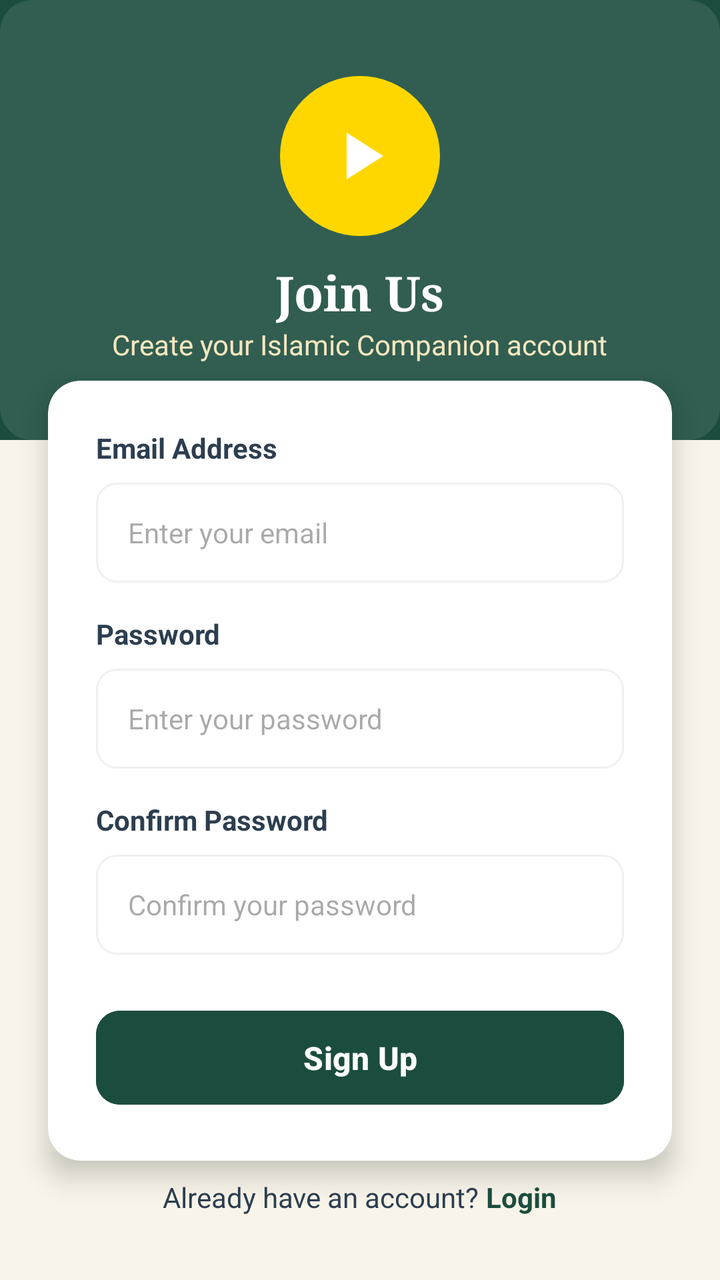
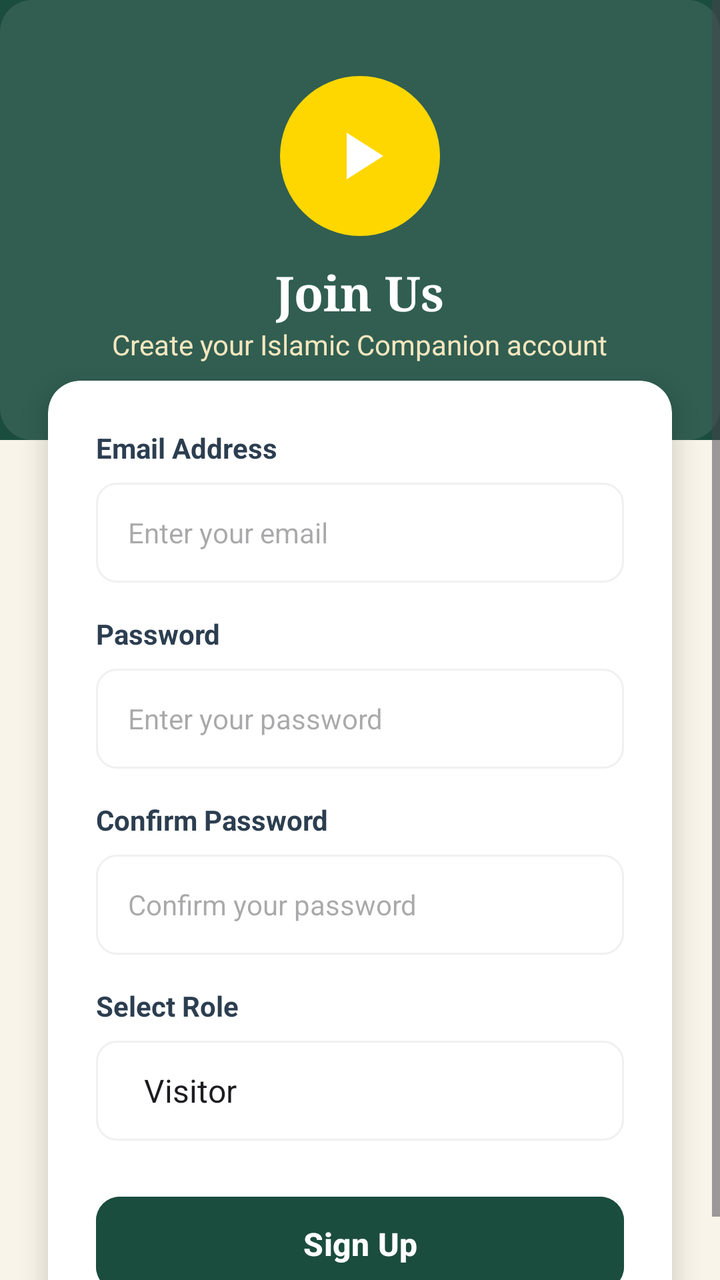

An Android layout rendered at two revisions. The XML below is the earlier revision; the diff shows what the commit changed to produce the second picture.
<!-- AndroidManifest.xml: application theme Theme.Islamic_app -->
<!-- res/layout/activity_register.xml -->
<?xml version="1.0" encoding="utf-8"?>
<ScrollView xmlns:android="http://schemas.android.com/apk/res/android"
    xmlns:app="http://schemas.android.com/apk/res-auto"
    android:layout_width="match_parent"
    android:layout_height="match_parent"
    android:background="@color/background_light"
    android:fillViewport="true">

    <RelativeLayout
        android:layout_width="match_parent"
        android:layout_height="wrap_content">

        
        <FrameLayout
            android:id="@+id/header_layout_register"
            android:layout_width="match_parent"
            android:layout_height="220dp"
            android:background="@color/dark_green">

            <ImageView
                android:layout_width="match_parent"
                android:layout_height="match_parent"
                android:alpha="0.1"
                android:scaleType="centerCrop"
                android:src="@drawable/ayah_background_pattern" />

            <LinearLayout
                android:layout_width="wrap_content"
                android:layout_height="wrap_content"
                android:layout_gravity="center"
                android:gravity="center"
                android:orientation="vertical">

                <FrameLayout
                    android:layout_width="80dp"
                    android:layout_height="80dp">

                    <View
                        android:layout_width="match_parent"
                        android:layout_height="match_parent"
                        android:background="@drawable/circle_background_gold" />

                    <ImageView
                        android:layout_width="40dp"
                        android:layout_height="40dp"
                        android:layout_gravity="center"
                        android:src="@drawable/ic_play"
                        app:tint="@color/white" />
                </FrameLayout>

                <TextView
                    android:layout_width="wrap_content"
                    android:layout_height="wrap_content"
                    android:layout_marginTop="12dp"
                    android:fontFamily="serif"
                    android:text="Join Us"
                    android:textColor="@color/white"
                    android:textSize="24sp"
                    android:textStyle="bold" />

                <TextView
                    android:layout_width="wrap_content"
                    android:layout_height="wrap_content"
                    android:text="Create your Islamic Companion account"
                    android:textColor="@color/gold_light"
                    android:textSize="14sp" />
            </LinearLayout>
        </FrameLayout>

        
        <androidx.cardview.widget.CardView
            android:layout_width="match_parent"
            android:layout_height="wrap_content"
            android:layout_below="@id/header_layout_register"
            android:layout_marginHorizontal="24dp"
            android:layout_marginTop="-30dp"
            app:cardCornerRadius="16dp"
            app:cardElevation="8dp">

            <LinearLayout
                android:layout_width="match_parent"
                android:layout_height="wrap_content"
                android:orientation="vertical"
                android:padding="24dp">

                <TextView
                    android:layout_width="wrap_content"
                    android:layout_height="wrap_content"
                    android:text="Email Address"
                    android:textColor="@color/dark_text"
                    android:textSize="14sp"
                    android:textStyle="bold" />

                <EditText
                    android:id="@+id/email_register"
                    android:layout_width="match_parent"
                    android:layout_height="50dp"
                    android:layout_marginTop="8dp"
                    android:background="@drawable/edittext_background"
                    android:hint="Enter your email"
                    android:inputType="textEmailAddress"
                    android:paddingHorizontal="16dp"
                    android:textColor="@color/dark_text"
                    android:textSize="14sp" />

                <TextView
                    android:layout_width="wrap_content"
                    android:layout_height="wrap_content"
                    android:layout_marginTop="16dp"
                    android:text="Password"
                    android:textColor="@color/dark_text"
                    android:textSize="14sp"
                    android:textStyle="bold" />

                <EditText
                    android:id="@+id/password_register"
                    android:layout_width="match_parent"
                    android:layout_height="50dp"
                    android:layout_marginTop="8dp"
                    android:background="@drawable/edittext_background"
                    android:hint="Enter your password"
                    android:inputType="textPassword"
                    android:paddingHorizontal="16dp"
                    android:textColor="@color/dark_text"
                    android:textSize="14sp" />

                <TextView
                    android:layout_width="wrap_content"
                    android:layout_height="wrap_content"
                    android:layout_marginTop="16dp"
                    android:text="Confirm Password"
                    android:textColor="@color/dark_text"
                    android:textSize="14sp"
                    android:textStyle="bold" />

                <EditText
                    android:id="@+id/confirm_password_register"
                    android:layout_width="match_parent"
                    android:layout_height="50dp"
                    android:layout_marginTop="8dp"
                    android:background="@drawable/edittext_background"
                    android:hint="Confirm your password"
                    android:inputType="textPassword"
                    android:paddingHorizontal="16dp"
                    android:textColor="@color/dark_text"
                    android:textSize="14sp" />

                <Button
                    android:id="@+id/btn_register"
                    android:layout_width="match_parent"
                    android:layout_height="55dp"
                    android:layout_marginTop="24dp"
                    android:backgroundTint="@color/dark_green"
                    android:text="Sign Up"
                    android:textAllCaps="false"
                    android:textColor="@color/white"
                    android:textSize="16sp"
                    android:textStyle="bold"
                    app:cornerRadius="12dp" />

                <ProgressBar
                    android:id="@+id/progressBar_register"
                    style="?android:attr/progressBarStyleSmall"
                    android:layout_width="wrap_content"
                    android:layout_height="wrap_content"
                    android:layout_gravity="center"
                    android:layout_marginTop="16dp"
                    android:visibility="gone" />

            </LinearLayout>
        </androidx.cardview.widget.CardView>

        <LinearLayout
            android:layout_width="wrap_content"
            android:layout_height="wrap_content"
            android:layout_alignParentBottom="true"
            android:layout_centerHorizontal="true"
            android:layout_marginBottom="32dp"
            android:orientation="horizontal">

            <TextView
                android:layout_width="wrap_content"
                android:layout_height="wrap_content"
                android:text="Already have an account? "
                android:textColor="@color/dark_text" />

            <TextView
                android:id="@+id/text_login_now"
                android:layout_width="wrap_content"
                android:layout_height="wrap_content"
                android:text="Login"
                android:textColor="@color/dark_green"
                android:textStyle="bold" />
        </LinearLayout>

    </RelativeLayout>
</ScrollView>
<!-- resources referenced by this layout -->
<resources>
  <color name="background_light">#F8F4E9</color>
  <color name="dark_green">#1B4D3E</color>
  <color name="dark_text">#2C3E50</color>
  <color name="gold_light">#F5E6BE</color>
  <color name="white">#FFFFFFFF</color>
  <!-- drawable ayah_background_pattern (drawable) -->
  <?xml version="1.0" encoding="utf-8"?>
  <shape xmlns:android="http://schemas.android.com/apk/res/android">
      <solid android:color="#FFFFFF" />
      <corners android:radius="16dp" />
      <padding
          android:left="16dp"
          android:top="16dp"
          android:right="16dp"
          android:bottom="16dp" />
  </shape>
  <!-- drawable circle_background_gold (drawable) -->
  <?xml version="1.0" encoding="utf-8"?>
  <shape xmlns:android="http://schemas.android.com/apk/res/android"
      android:shape="oval">
      <solid android:color="@color/gold" />
  </shape>
  <!-- drawable edittext_background (drawable) -->
  <?xml version="1.0" encoding="utf-8"?>
  <shape xmlns:android="http://schemas.android.com/apk/res/android">
      <solid android:color="@color/white" />
      <stroke
          android:width="1dp"
          android:color="@color/gray_light" />
      <corners android:radius="10dp" />
  </shape>
  <!-- drawable ic_play (drawable) -->
  <?xml version="1.0" encoding="utf-8"?>
  <vector xmlns:android="http://schemas.android.com/apk/res/android"
      android:width="24dp"
      android:height="24dp"
      android:viewportWidth="24"
      android:viewportHeight="24">
  
      <path
          android:fillColor="#1B4D3E"
          android:pathData="M8,5v14l11,-7z"/>
  
  </vector>
  <style name="Theme.Islamic_app" parent="Base.Theme.Islamic_app" />
  <color name="gold">#FFD700</color>
  <color name="gray_light">#F0F0F0</color>
  <style name="Base.Theme.Islamic_app" parent="Theme.Material3.DayNight.NoActionBar">
          
          <item name="colorPrimary">@color/dark_green</item>
          <item name="colorSecondary">@color/gold</item>
          <item name="android:statusBarColor">@color/dark_green</item>
      </style>
</resources>

<!-- the commit's change to res/layout/activity_register.xml (unified diff, before → after) -->
@@ -145,6 +145,24 @@
                     android:textColor="@color/dark_text"
                     android:textSize="14sp" />
 
+                <TextView
+                    android:layout_width="wrap_content"
+                    android:layout_height="wrap_content"
+                    android:layout_marginTop="16dp"
+                    android:text="Select Role"
+                    android:textColor="@color/dark_text"
+                    android:textSize="14sp"
+                    android:textStyle="bold" />
+
+                <Spinner
+                    android:id="@+id/role_spinner"
+                    android:layout_width="match_parent"
+                    android:layout_height="50dp"
+                    android:layout_marginTop="8dp"
+                    android:background="@drawable/edittext_background"
+                    android:paddingHorizontal="16dp"
+                    android:entries="@array/roles" />
+
                 <Button
                     android:id="@+id/btn_register"
                     android:layout_width="match_parent"
<!-- resource entries referenced after the edit -->
@@ -1,5 +1,9 @@
 <!-- resources referenced by this layout -->
 <resources>
+  <string-array name="roles">
+          <item>Visitor</item>
+          <item>Creator</item>
+      </string-array>
   <color name="background_light">#F8F4E9</color>
   <color name="dark_green">#1B4D3E</color>
   <color name="dark_text">#2C3E50</color>
